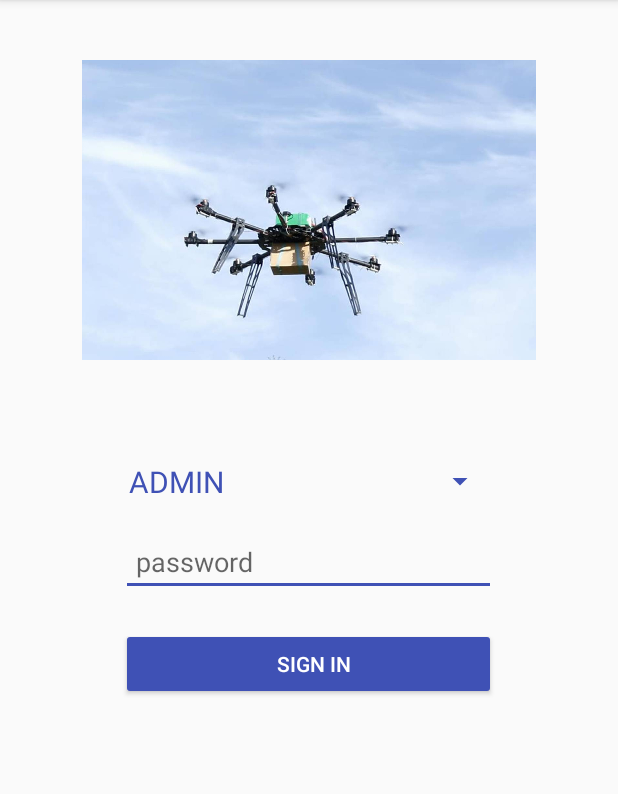
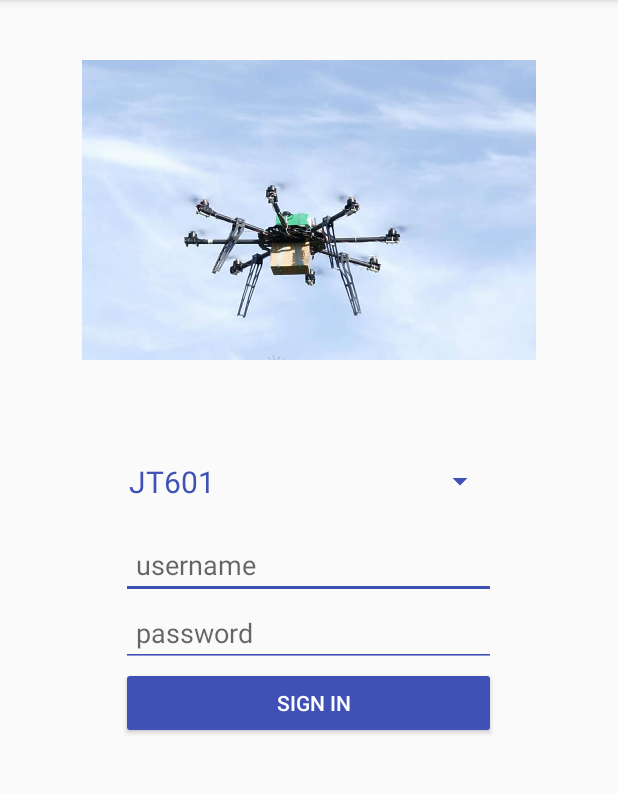
Before and after one commit to prokuranepal/DroneFly, an Android app: the screen it shows after launch (LoginActivity), on a phone screen of 412 x 824 dp, the part 84-878 px from its top. Run offline under Robolectric (Android 15) with nearby library versions, the light colour scheme and no system bars; our stand-ins replace Volley; libraries missing offline, so code that uses them is left out: io.socket.client, io.socket.emitter; 1 statement that could not run was skipped.

Commit message:
username and plane selection(JT601) added

```diff
--- a/app/src/main/java/com/example/swainstha/dronefly/LoginActivity.java
+++ b/app/src/main/java/com/example/swainstha/dronefly/LoginActivity.java
@@ -55,7 +55,7 @@ public class LoginActivity extends AppCompatActivity implements AdapterView.OnIt
 
 
     ImageView imageView;
-    //EditText username;
+    EditText username;
     EditText password;
     Button sign;
     JSONObject user_detail = new JSONObject();
@@ -66,14 +66,14 @@ public class LoginActivity extends AppCompatActivity implements AdapterView.OnIt
     boolean connection_flag = false;
     SharedPreferences shared;
     RequestQueue queue;
-
-    String url = "http://192.168.1.81:3000/android/";
+    String drone_names;
+   // String url = "http://192.168.43.112:3000/android/";
+    String url = "http://drone.nicnepal.org/android/";
 //    private  String url = "https://nicwebpage.herokuapp.com/android/";
    // private final String url = "http://drone.nicnepal.org:8081/android/";
-    Spinner username;
-    String user_name;
+    Spinner drone_name;
 
-    String[] items = new String[]{"ADMIN", "NICPULCHOWK", "NICNANGI","NICRAMCHE","NICKHOKANA","NICDHARAN","NICBENI"};
+    String[] items = new String[]{"JT601", "JT602", "JT603","JT604"};
 
 
 
@@ -84,18 +84,18 @@ public class LoginActivity extends AppCompatActivity implements AdapterView.OnIt
         setContentView(R.layout.activity_login);
 
         queue = Volley.newRequestQueue(this);
-        username = findViewById(R.id.spinner1);
-        username.getBackground().setColorFilter(getResources().getColor(R.color.colorPrimary),PorterDuff.Mode.SRC_ATOP);
+        drone_name = findViewById(R.id.spinner1);
+        drone_name.getBackground().setColorFilter(getResources().getColor(R.color.colorPrimary),PorterDuff.Mode.SRC_ATOP);
         //username.setBackgroundColor(getResources().getColor(R.color.colorPrimary));
      //   username.getBackground().setColorFilter(getResources().getColor(R.color.white), PorterDuff.Mode.SRC_ATOP);
 
 // Request a string response from the provided URL.
         ArrayAdapter<String> adapter = new ArrayAdapter<>(this, R.layout.spinner_item, items);
 
-        username.setAdapter(adapter);
-        username.setOnItemSelectedListener(this);
+        drone_name.setAdapter(adapter);
+        drone_name.setOnItemSelectedListener(this);
         imageView = (ImageView) findViewById(R.id.imageView);
-        // username = (EditText) findViewById(R.id.editText);
+        username = (EditText) findViewById(R.id.username);
         password = (EditText) findViewById(R.id.editText2);
         sign = (Button) findViewById(R.id.button);
 
@@ -117,8 +117,8 @@ public class LoginActivity extends AppCompatActivity implements AdapterView.OnIt
 
     public void signUpSignInOption() {
         Intent i = new Intent(getApplicationContext(), MapsActivity.class);
-       // i.putExtra("place",user_name);
-        i.putExtra("place","JT603");
+        i.putExtra("place",drone_names);
+        //i.putExtra("place","JT603");
         access_type = access_type.substring(0,1).toUpperCase() + access_type.substring(1).toLowerCase();
         i.putExtra("access",access_type);
         i.putExtra("url_id",this.url);
@@ -165,11 +165,12 @@ public class LoginActivity extends AppCompatActivity implements AdapterView.OnIt
             @Override
             protected Map<String, String> getParams() {
                 Map<String, String> User = new HashMap<String, String>();
-                User.put("username", user_name);
+                //User.put("username", user_name);
                 //Toast.makeText(getApplicationContext(),user_name,Toast.LENGTH_SHORT).show();
-                Log.i("user_name",user_name);
-//                User.put("password", password.getText().toString());
-                User.put("password", "nicdrone");
+                //Log.i("user_name",user_name);
+                User.put("username", username.getText().toString());
+                User.put("password", password.getText().toString());
+                //User.put("password", "nicdrone");
                 return User;
             }
         };
@@ -182,9 +183,9 @@ public class LoginActivity extends AppCompatActivity implements AdapterView.OnIt
     @Override
     public void onItemSelected(AdapterView<?> adapterView, View view, int i, long l) {
 
-        user_name = adapterView.getItemAtPosition(i).toString().toLowerCase();
-        if(user_name.equals("admin")) {
-            user_name="nicdrone";
+        drone_names = adapterView.getItemAtPosition(i).toString().toUpperCase();
+        if(drone_names.equals("admin")) {
+            drone_names="nicdrone";
             access_type = "root";
         } else{
             access_type = "normal";
--- a/app/src/main/java/com/example/swainstha/dronefly/MapsActivity.java
+++ b/app/src/main/java/com/example/swainstha/dronefly/MapsActivity.java
@@ -192,7 +192,7 @@ public class MapsActivity extends FragmentActivity implements OnMapReadyCallback
         setRequestedOrientation(ActivityInfo.SCREEN_ORIENTATION_LANDSCAPE);
         place=getIntent().getStringExtra("place");
         urlString=getIntent().getStringExtra("url_id");
-        urlString=urlString.replaceFirst("android", "");
+        urlString=urlString.replaceFirst("android/", "");
         Log.i("mapsactivity url",urlString);
         String access = getIntent().getStringExtra("access");
         if(place != null) {
--- a/app/src/main/res/layout/activity_login.xml
+++ b/app/src/main/res/layout/activity_login.xml
@@ -32,37 +32,44 @@
             android:textAlignment="gravity" />
 
         <EditText
+            android:id="@+id/username"
+            android:layout_width="fill_parent"
+            android:layout_height="wrap_content"
+            android:layout_alignParentStart="true"
+            android:layout_alignParentTop="true"
+            android:layout_marginTop="72dp"
+            android:backgroundTint="@color/colorPrimary"
+            android:ems="10"
+            android:hint="username"
+            android:inputType="text"
+            android:paddingLeft="10dp"
+            android:textColor="@color/colorPrimary"
+            android:textCursorDrawable="@null" />
+
+        <EditText
             android:id="@+id/editText2"
             android:layout_width="fill_parent"
             android:layout_height="wrap_content"
-            android:layout_alignParentLeft="true"
             android:layout_alignParentStart="true"
-            android:layout_below="@+id/spinner1"
-            android:layout_marginTop="12dp"
+            android:layout_below="@+id/username"
+            android:backgroundTint="@color/colorPrimary"
             android:ems="10"
             android:hint="password"
             android:inputType="textPassword"
-            android:textCursorDrawable="@null"
+            android:paddingLeft="10dp"
             android:textColor="@color/colorPrimary"
-            android:paddingLeft="10dp"
-            android:backgroundTint="@color/colorPrimary"/>
+            android:textCursorDrawable="@null" />
 
         <Button
             android:id="@+id/button"
             android:layout_width="match_parent"
             android:layout_height="wrap_content"
-            android:layout_alignParentLeft="true"
-            android:layout_alignParentStart="true"
             android:layout_below="@+id/editText2"
-            android:layout_marginTop="21dp"
             android:backgroundTint="@color/colorPrimary"
             android:onClick="LogInNow"
             android:paddingLeft="20dp"
-            android:text="Sign In"
+            android:text="SIGN IN"
             android:textColor="@color/common_google_signin_btn_text_dark_default"
             android:textColorLink="@color/common_google_signin_btn_text_dark_default" />
-
-
-
     </RelativeLayout>
 </android.widget.RelativeLayout>
```
